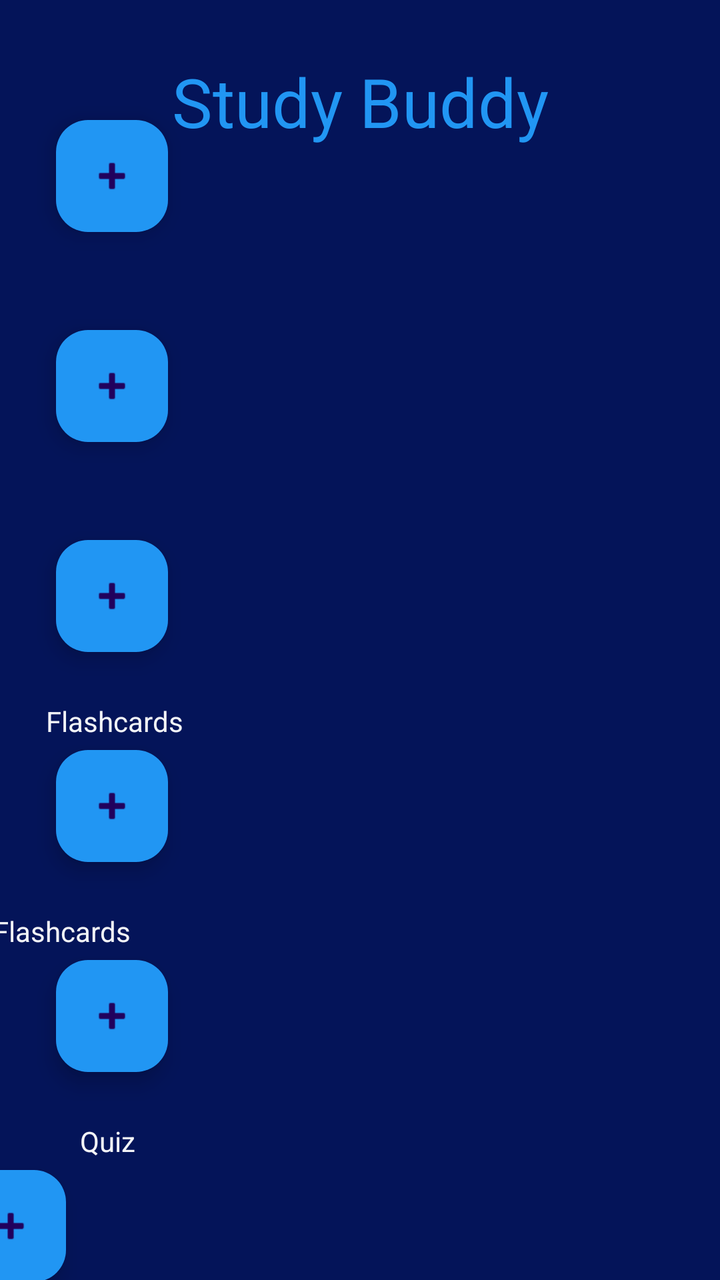
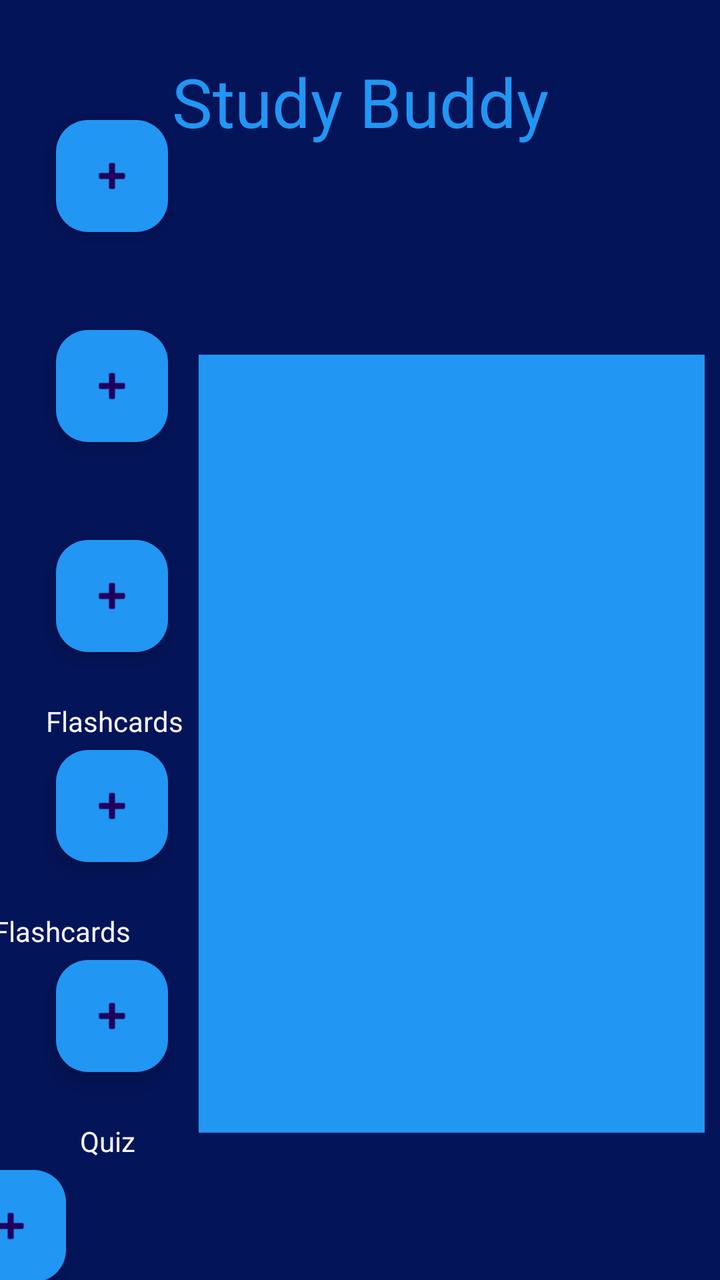

Before-and-after screenshots of an Android layout around one commit, followed by the original layout XML and the change that was made.
<!-- AndroidManifest.xml: application theme Theme.Final_Project -->
<!-- res/layout/activity_main.xml -->
<?xml version="1.0" encoding="utf-8"?>
<androidx.constraintlayout.widget.ConstraintLayout xmlns:android="http://schemas.android.com/apk/res/android"
    xmlns:app="http://schemas.android.com/apk/res-auto"
    xmlns:tools="http://schemas.android.com/tools"
    android:id="@+id/studyBuddy"
    android:layout_width="match_parent"
    android:layout_height="match_parent"
    android:background="#041459"
    tools:context=".MainActivity">

    <TextView
        android:id="@+id/viewText2"
        android:layout_width="wrap_content"
        android:layout_height="wrap_content"
        android:layout_marginStart="40dp"
        android:layout_marginTop="6dp"
        android:layout_marginEnd="340dp"
        android:text="View"
        android:textColor="#F3FFFFFF"
        app:layout_constraintEnd_toEndOf="parent"
        app:layout_constraintStart_toStartOf="parent"
        app:layout_constraintTop_toBottomOf="@+id/viewQuizButton" />

    <TextView
        android:id="@+id/createText"
        android:layout_width="wrap_content"
        android:layout_height="wrap_content"
        android:layout_marginStart="36dp"
        android:layout_marginTop="6dp"
        android:layout_marginEnd="333dp"
        android:text="Create"
        android:textColor="#F3FFFFFF"
        app:layout_constraintEnd_toEndOf="parent"
        app:layout_constraintStart_toStartOf="parent"
        app:layout_constraintTop_toBottomOf="@+id/createGroupButton" />

    <TextView
        android:id="@+id/grouptext2"
        android:layout_width="wrap_content"
        android:layout_height="wrap_content"
        android:layout_marginStart="37dp"
        android:layout_marginEnd="336dp"
        android:text="Group"
        android:textColor="#F3FFFFFF"
        app:layout_constraintEnd_toEndOf="parent"
        app:layout_constraintStart_toStartOf="parent"
        app:layout_constraintTop_toBottomOf="@+id/joinText" />

    <TextView
        android:id="@+id/flashcardText"
        android:layout_width="wrap_content"
        android:layout_height="wrap_content"
        android:layout_marginStart="23dp"
        android:text="Flashcards"
        android:textColor="#F3FFFFFF"
        app:layout_constraintStart_toStartOf="parent"
        app:layout_constraintTop_toBottomOf="@+id/createText2" />

    <TextView
        android:id="@+id/createText3"
        android:layout_width="wrap_content"
        android:layout_height="wrap_content"
        android:layout_marginStart="36dp"
        android:layout_marginTop="6dp"
        android:layout_marginEnd="337dp"
        android:text="Create"
        android:textColor="#F3FFFFFF"
        app:layout_constraintEnd_toEndOf="parent"
        app:layout_constraintStart_toStartOf="parent"
        app:layout_constraintTop_toBottomOf="@+id/createQuizButton" />

    <TextView
        android:id="@+id/quizText"
        android:layout_width="wrap_content"
        android:layout_height="wrap_content"
        android:layout_marginStart="40dp"
        android:text="Quiz"
        android:textColor="#F3FFFFFF"
        app:layout_constraintStart_toStartOf="parent"
        app:layout_constraintTop_toBottomOf="@+id/createText3" />

    <TextView
        android:id="@+id/quizText2"
        android:layout_width="wrap_content"
        android:layout_height="wrap_content"
        android:layout_marginStart="40dp"
        android:layout_marginEnd="344dp"
        android:text="Quiz"
        android:textColor="#F3FFFFFF"
        app:layout_constraintEnd_toEndOf="parent"
        app:layout_constraintStart_toStartOf="parent"
        app:layout_constraintTop_toBottomOf="@+id/viewText2" />

    <TextView
        android:id="@+id/joinText"
        android:layout_width="wrap_content"
        android:layout_height="wrap_content"
        android:layout_marginStart="42dp"
        android:layout_marginTop="6dp"
        android:layout_marginEnd="342dp"
        android:text="Join"
        android:textColor="#F3FFFFFF"
        app:layout_constraintEnd_toEndOf="parent"
        app:layout_constraintStart_toStartOf="parent"
        app:layout_constraintTop_toBottomOf="@+id/joinGroupButton" />

    <TextView
        android:id="@+id/titleName"
        android:layout_width="wrap_content"
        android:layout_height="wrap_content"
        android:layout_marginStart="112dp"
        android:layout_marginTop="28dp"
        android:layout_marginEnd="112dp"
        android:text="Study Buddy"
        android:textColor="#2196F3"
        android:textSize="34sp"
        app:layout_constraintEnd_toEndOf="parent"
        app:layout_constraintStart_toStartOf="parent"
        app:layout_constraintTop_toTopOf="parent" />

    <TextView
        android:id="@+id/viewText"
        android:layout_width="wrap_content"
        android:layout_height="wrap_content"
        android:layout_marginStart="40dp"
        android:layout_marginTop="6dp"
        android:layout_marginEnd="340dp"
        android:text="View"
        android:textColor="#F3FFFFFF"
        app:layout_constraintEnd_toEndOf="parent"
        app:layout_constraintStart_toStartOf="parent"
        app:layout_constraintTop_toBottomOf="@+id/viewFlashcardButton" />

    <TextView
        android:id="@+id/createText2"
        android:layout_width="wrap_content"
        android:layout_height="wrap_content"
        android:layout_marginStart="36dp"
        android:layout_marginTop="6dp"
        android:layout_marginEnd="337dp"
        android:text="Create"
        android:textColor="#F3FFFFFF"
        app:layout_constraintEnd_toEndOf="parent"
        app:layout_constraintStart_toStartOf="parent"
        app:layout_constraintTop_toBottomOf="@+id/createFlashcardButton" />

    <TextView
        android:id="@+id/flashcardText2"
        android:layout_width="wrap_content"
        android:layout_height="wrap_content"
        android:layout_marginStart="23dp"
        android:layout_marginEnd="322dp"
        android:text="Flashcards"
        android:textColor="#F3FFFFFF"
        app:layout_constraintEnd_toEndOf="parent"
        app:layout_constraintStart_toStartOf="parent"
        app:layout_constraintTop_toBottomOf="@+id/viewText" />

    <TextView
        android:id="@+id/groupText"
        android:layout_width="wrap_content"
        android:layout_height="wrap_content"
        android:layout_marginStart="37dp"
        android:layout_marginEnd="336dp"
        android:text="Group"
        android:textColor="#F3FFFFFF"
        app:layout_constraintEnd_toEndOf="parent"
        app:layout_constraintStart_toStartOf="parent"
        app:layout_constraintTop_toBottomOf="@+id/createText" />

    <com.google.android.material.floatingactionbutton.FloatingActionButton
        android:id="@+id/createFlashcardButton"
        android:layout_width="wrap_content"
        android:layout_height="wrap_content"
        android:layout_marginStart="28dp"
        android:layout_marginTop="5dp"
        android:layout_marginEnd="327dp"
        android:clickable="true"
        android:contentDescription="@string/fab_description3"
        app:backgroundTint="#2196F3"
        app:layout_constraintEnd_toEndOf="parent"
        app:layout_constraintHorizontal_bias="0.0"
        app:layout_constraintStart_toStartOf="parent"
        app:layout_constraintTop_toBottomOf="@+id/grouptext2"
        app:srcCompat="@android:drawable/ic_input_add" />

    <com.google.android.material.floatingactionbutton.FloatingActionButton
        android:id="@+id/joinGroupButton"
        android:layout_width="wrap_content"
        android:layout_height="wrap_content"
        android:layout_marginStart="28dp"
        android:layout_marginTop="5dp"
        android:layout_marginEnd="327dp"
        android:clickable="true"
        android:contentDescription="@string/fab_description2"
        app:backgroundTint="#2196F3"
        app:layout_constraintEnd_toEndOf="parent"
        app:layout_constraintHorizontal_bias="0.0"
        app:layout_constraintStart_toStartOf="parent"
        app:layout_constraintTop_toBottomOf="@+id/groupText"
        app:srcCompat="@android:drawable/ic_input_add" />

    <com.google.android.material.floatingactionbutton.FloatingActionButton
        android:id="@+id/createQuizButton"
        android:layout_width="wrap_content"
        android:layout_height="wrap_content"
        android:layout_marginStart="28dp"
        android:layout_marginTop="5dp"
        android:layout_marginEnd="327dp"
        android:layout_marginBottom="6dp"
        android:clickable="true"
        android:contentDescription="@string/fab_description5"
        app:backgroundTint="#2196F3"
        app:layout_constraintBottom_toTopOf="@+id/createText3"
        app:layout_constraintEnd_toEndOf="parent"
        app:layout_constraintHorizontal_bias="0.0"
        app:layout_constraintStart_toStartOf="parent"
        app:layout_constraintTop_toBottomOf="@+id/flashcardText2"
        app:srcCompat="@android:drawable/ic_input_add" />

    <com.google.android.material.floatingactionbutton.FloatingActionButton
        android:id="@+id/viewQuizButton"
        android:layout_width="wrap_content"
        android:layout_height="wrap_content"
        android:layout_marginStart="28dp"
        android:layout_marginTop="5dp"
        android:layout_marginEnd="327dp"
        android:clickable="true"
        android:contentDescription="@string/fab_description6"
        app:backgroundTint="#2196F3"
        app:layout_constraintEnd_toEndOf="parent"
        app:layout_constraintHorizontal_bias="1.0"
        app:layout_constraintStart_toStartOf="parent"
        app:layout_constraintTop_toBottomOf="@+id/quizText"
        app:srcCompat="@android:drawable/ic_input_add" />

    <com.google.android.material.floatingactionbutton.FloatingActionButton
        android:id="@+id/createGroupButton"
        android:layout_width="wrap_content"
        android:layout_height="wrap_content"
        android:layout_marginStart="28dp"
        android:layout_marginTop="60dp"
        android:layout_marginEnd="327dp"
        android:clickable="true"
        android:contentDescription="@string/fab_description"
        app:backgroundTint="#2196F3"
        app:layout_constraintEnd_toEndOf="parent"
        app:layout_constraintHorizontal_bias="0.0"
        app:layout_constraintStart_toStartOf="parent"
        app:layout_constraintTop_toTopOf="parent"
        app:srcCompat="@android:drawable/ic_input_add" />

    <com.google.android.material.floatingactionbutton.FloatingActionButton
        android:id="@+id/viewFlashcardButton"
        android:layout_width="wrap_content"
        android:layout_height="wrap_content"
        android:layout_marginStart="28dp"
        android:layout_marginTop="5dp"
        android:layout_marginEnd="327dp"
        android:clickable="true"
        android:contentDescription="@string/fab_description4"
        app:backgroundTint="#2196F3"
        app:layout_constraintEnd_toEndOf="parent"
        app:layout_constraintHorizontal_bias="0.0"
        app:layout_constraintStart_toStartOf="parent"
        app:layout_constraintTop_toBottomOf="@+id/flashcardText"
        app:srcCompat="@android:drawable/ic_input_add" />

</androidx.constraintlayout.widget.ConstraintLayout>
<!-- resources referenced by this layout -->
<resources>
  <string name="fab_description">Create new Group</string>
  <string name="fab_description2">Join existing Group</string>
  <string name="fab_description3">Create Flashcards</string>
  <string name="fab_description4">View Flashcards</string>
  <string name="fab_description5">Create Quiz</string>
  <string name="fab_description6">View Quiz</string>
  <style name="Theme.Final_Project" parent="Base.Theme.Final_Project" />
  <style name="Base.Theme.Final_Project" parent="Theme.Material3.DayNight.NoActionBar">
          
          
      </style>
</resources>

<!-- the commit's change to res/layout/activity_main.xml (unified diff, before → after) -->
@@ -266,4 +266,16 @@
         app:layout_constraintTop_toBottomOf="@+id/flashcardText"
         app:srcCompat="@android:drawable/ic_input_add" />
 
+    <ListView
+        android:id="@+id/joinedGroupsList"
+        android:layout_width="253dp"
+        android:layout_height="389dp"
+        android:layout_marginStart="33dp"
+        android:layout_marginTop="104dp"
+        android:layout_marginEnd="33dp"
+        android:background="#2196F3"
+        app:layout_constraintEnd_toEndOf="parent"
+        app:layout_constraintStart_toEndOf="@+id/flashcardText"
+        app:layout_constraintTop_toBottomOf="@+id/titleName" />
+
 </androidx.constraintlayout.widget.ConstraintLayout>
